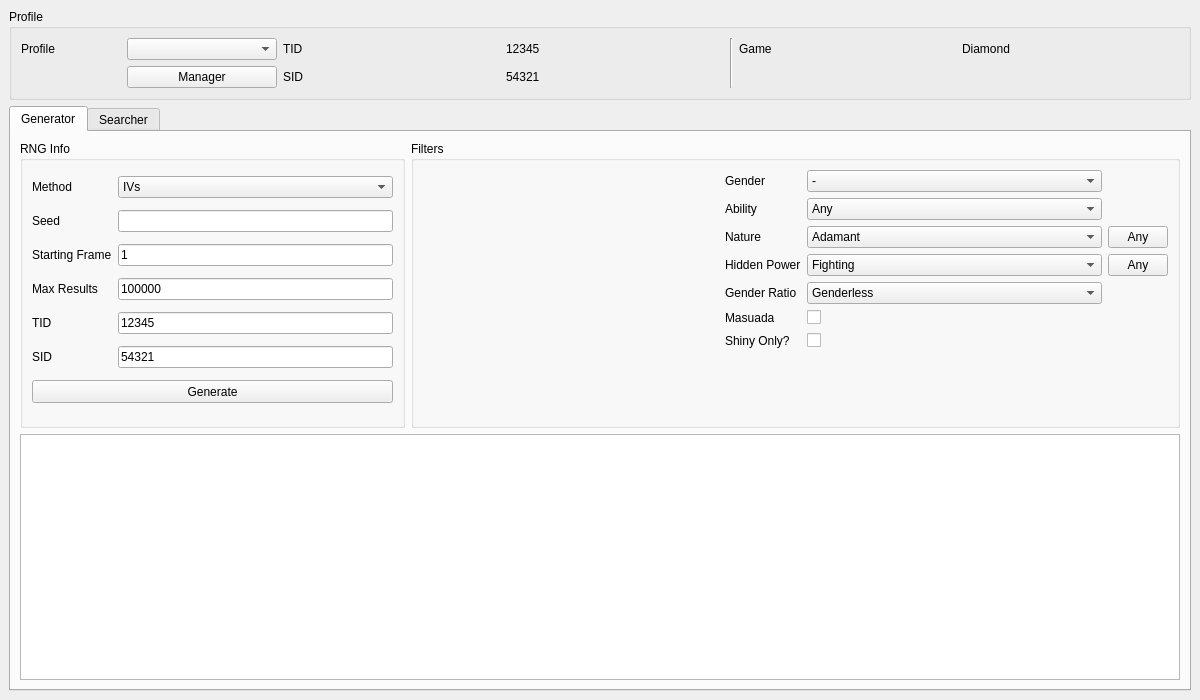
Qt form Forms/Gen4/Eggs4.ui (Admiral-Fish/PokeFinder) before a commit.
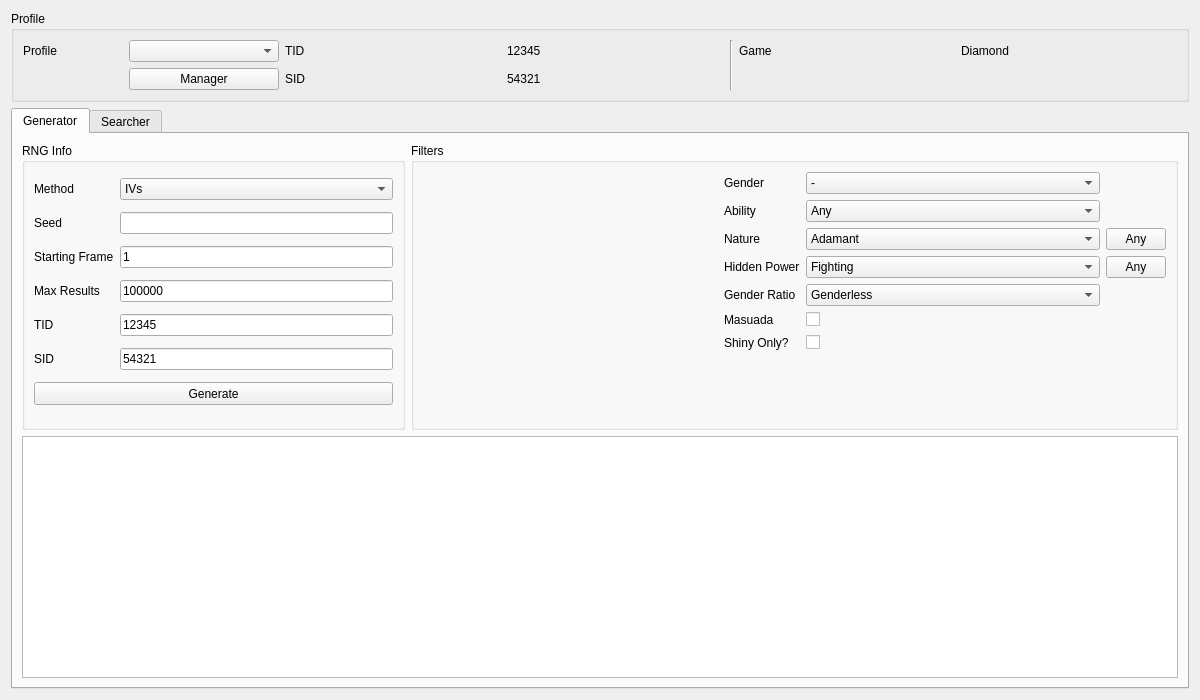
The same form after that commit. Custom widgets are drawn as their Qt base class.

Diff of the .ui file:
```diff
--- a/Forms/Gen4/Eggs4.ui
+++ b/Forms/Gen4/Eggs4.ui
@@ -1,7 +1,7 @@
 <?xml version="1.0" encoding="UTF-8"?>
 <ui version="4.0">
  <class>Eggs4</class>
- <widget class="QMainWindow" name="Eggs4">
+ <widget class="QWidget" name="Eggs4">
   <property name="geometry">
    <rect>
     <x>0</x>
@@ -19,7 +19,6 @@
   <property name="windowTitle">
    <string>Gen 4 Eggs</string>
   </property>
-  <widget class="QWidget" name="centralwidget">
    <layout class="QGridLayout" name="gridLayout_3">
     <item row="0" column="0">
      <widget class="QGroupBox" name="groupBoxProfile">
@@ -1726,7 +1725,6 @@
      </widget>
     </item>
    </layout>
-  </widget>
  </widget>
  <customwidgets>
   <customwidget>
```
Lines whose indentation alone changed are shown as unchanged.
